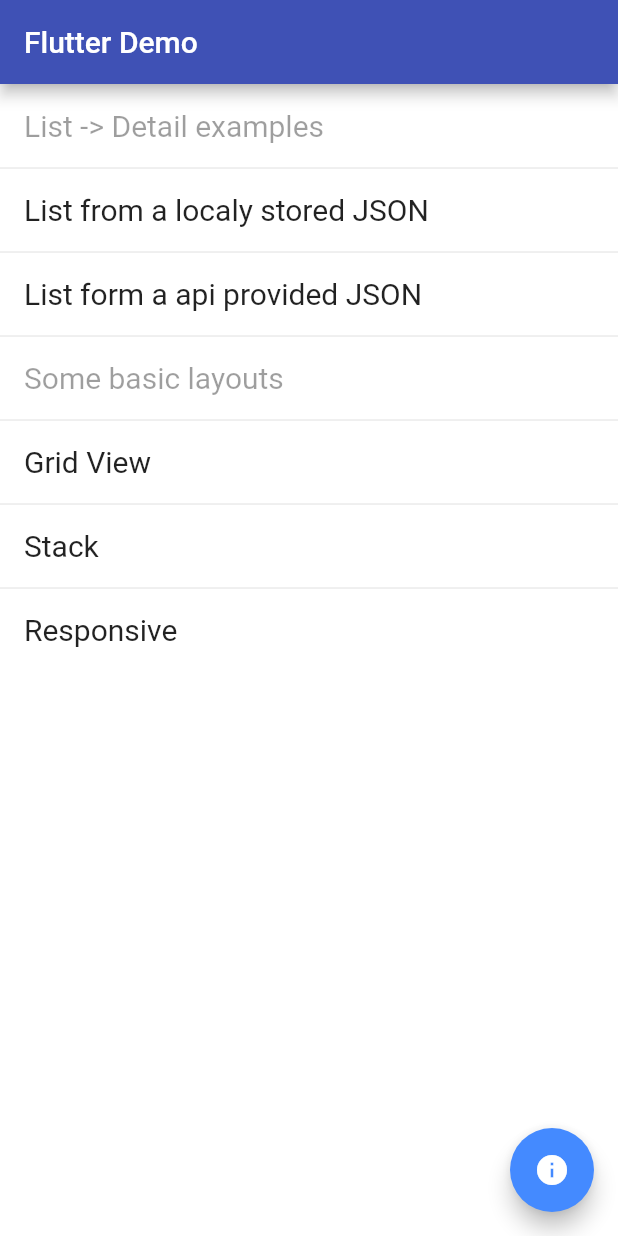
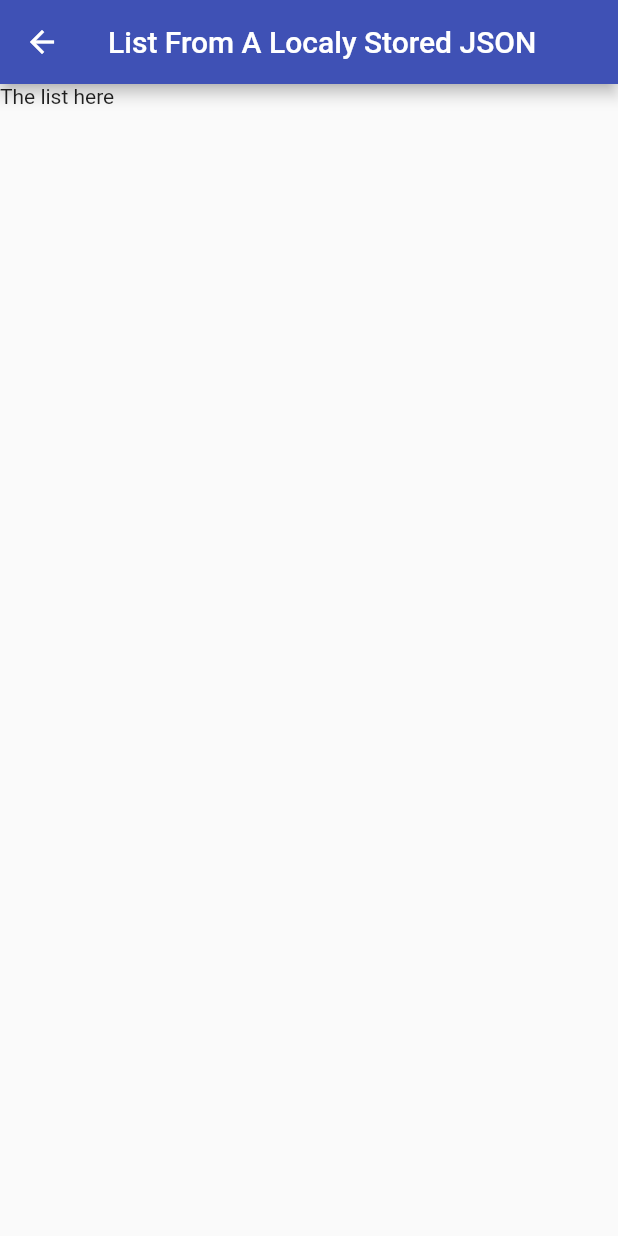
Before and after one commit to MazNaiini/flutter-sample, a Flutter app: the screen it shows after launch, after a tap on "List from a localy stored JSON", on a phone screen of 412 x 824 dp. Run offline on Flutter 3.47's test engine with Material 2 defaults, Android fonts, the phone set to English and light mode, and no system bars.

Commit message:
Added navigation to the list widgets

```diff
--- /dev/null
+++ b/lib/Widgets/LocalJSONList/LocalJSONWidget.dart
@@ -0,0 +1,15 @@
+import 'package:flutter/material.dart';
+
+class LocalJSONWidget extends StatelessWidget {
+  final String title;
+
+  LocalJSONWidget({Key key, this.title}) : super(key: key);
+
+  @override
+  Widget build(BuildContext context) {
+    return Scaffold(
+      appBar: AppBar(title: Text(this.title)),
+      body: Text('The list here'),
+    );
+  }
+}
--- a/lib/Widgets/MainList/MainListView.dart
+++ b/lib/Widgets/MainList/MainListView.dart
@@ -1,5 +1,7 @@
 import 'package:flutter/material.dart';
 import 'package:flutter/rendering.dart';
+import 'package:flutter_sample/Widgets/APIJSONList/APIJSONWidget.dart';
+import 'package:flutter_sample/Widgets/LocalJSONList/LocalJSONWidget.dart';
 
 class MainListView extends StatelessWidget {
   @override
@@ -11,11 +13,23 @@
           _groupHeaderTile('List -> Detail examples'),
           _SelectableTile(
             title: 'List from a localy stored JSON',
-            onTap: () {},
+            onTap: () {
+              _present(
+                  LocalJSONWidget(
+                    title: 'List From A Localy Stored JSON',
+                  ),
+                  context);
+            },
           ),
           _SelectableTile(
-            title: 'List form a api provided JSON',
-            onTap: () {},
+            title: 'List from a network API provided JSON',
+            onTap: () {
+              _present(
+                  APIJSONWidget(
+                    title: 'List From API Provided JSON',
+                  ),
+                  context);
+            },
           ),
           _groupHeaderTile('Some basic layouts'),
           _SelectableTile(
@@ -41,6 +55,16 @@
         style: TextStyle(fontSize: 20),
       ),
       enabled: false);
+
+  void _present(Widget widget, BuildContext context) {
+    Navigator.push(
+        context,
+        MaterialPageRoute<Null>(
+            builder: (BuildContext context) {
+              return widget;
+            },
+            fullscreenDialog: false));
+  }
 }
 
 class _SelectableTile extends StatelessWidget {
--- a/pubspec.yaml
+++ b/pubspec.yaml
@@ -74,3 +74,4 @@
 
   assets:
    - assets/images/logo.png
+   - assets/data/mocked.json
```
Also changed, not shown: lib/Widgets/APIJSONList/APIJSONWidget.dart (added, +15 -0 lines), 16 other files.
